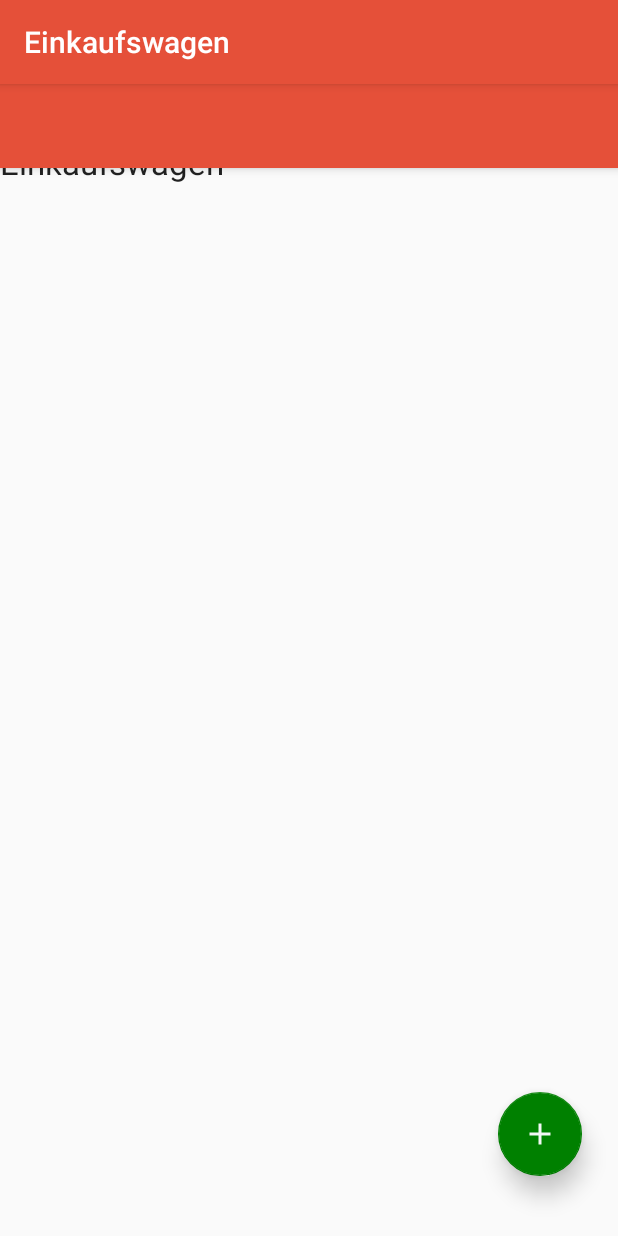
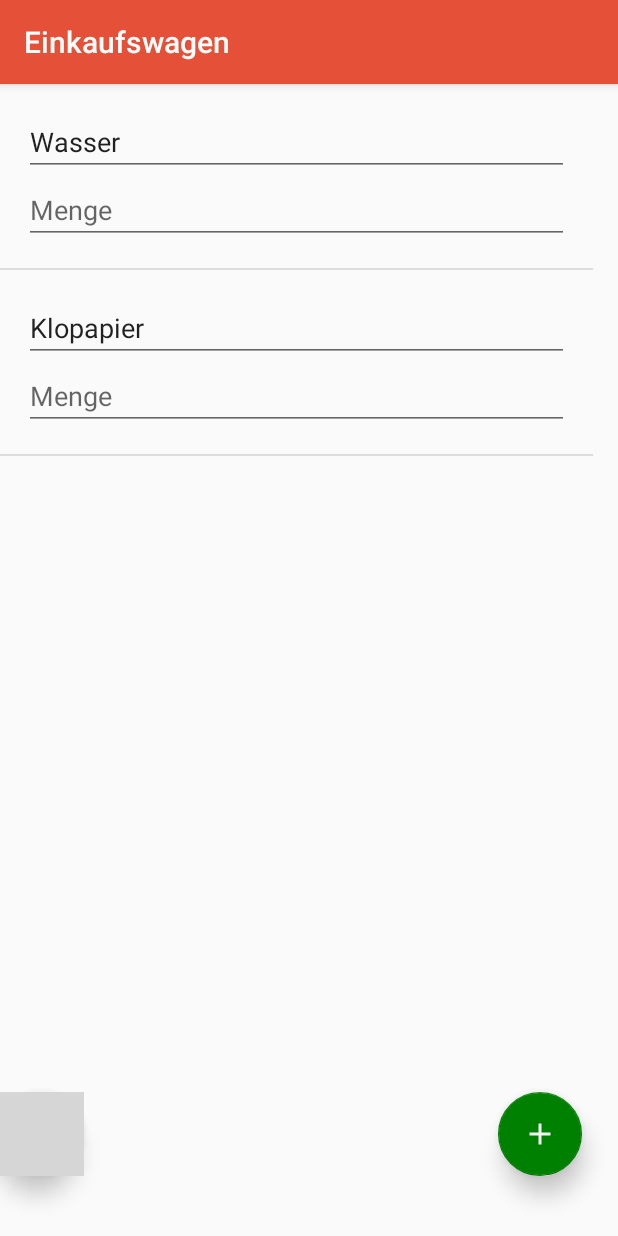
Before and after one commit to istmaghal/WGapplication, an Android app: the Einkaufswagen screen opened directly, with no data from a screen before it, on a phone screen of 412 x 824 dp. Run offline under Robolectric (Android 15) with nearby library versions, the phone set to English and light mode, and no system bars; grey boxes are pictures that could not be loaded.

Commit message:
Hier wird ein Listview für die Darstellung der gespeicherten Daten ..dazu kommt noch ein neues Button für die Weiterleitung auf eine googlMap anwendung

```diff
--- a/app/src/main/res/layout/activity_einkaufswagen.xml
+++ b/app/src/main/res/layout/activity_einkaufswagen.xml
@@ -6,33 +6,12 @@
     android:layout_height="match_parent"
     tools:context=".Einkaufswagen">
 
-    <android.support.design.widget.AppBarLayout
-        android:layout_width="match_parent"
-        android:layout_height="wrap_content"
-        android:theme="@style/AppTheme.AppBarOverlay"
-        app:layout_constraintTop_toTopOf="parent">
 
-        <android.support.v7.widget.Toolbar
-            android:id="@+id/toolbar"
-            android:layout_width="match_parent"
-            android:layout_height="?attr/actionBarSize"
-            android:background="?attr/colorPrimary"
-            app:popupTheme="@style/AppTheme.PopupOverlay" />
 
-    </android.support.design.widget.AppBarLayout>
 
-    <TextView
-        android:layout_width="wrap_content"
-        android:layout_height="wrap_content"
-        android:layout_centerHorizontal="true"
-        android:layout_centerVertical="true"
-        android:layout_marginBottom="701dp"
-        android:text="Einkaufswagen"
-        android:textAppearance="@style/TextAppearance.AppCompat.Large"
-        app:layout_constraintBottom_toBottomOf="parent"
-        app:layout_constraintStart_toStartOf="parent" />
 
     <android.support.design.widget.FloatingActionButton
+        android:id="@+id/add_button"
         android:layout_width="114dp"
         android:layout_height="wrap_content"
         android:layout_marginEnd="24dp"
@@ -45,4 +24,27 @@
         app:layout_constraintBottom_toBottomOf="parent"
         app:layout_constraintEnd_toEndOf="parent" />
 
+
+    <android.support.design.widget.FloatingActionButton
+        android:id="@+id/map_button"
+        android:layout_width="114dp"
+        android:layout_height="wrap_content"
+        android:layout_marginEnd="24dp"
+        android:layout_marginBottom="40dp"
+        android:foregroundGravity="bottom"
+        android:src="@drawable/ic_place_black_24dp"
+        app:backgroundTint="@color/aqua"
+        app:elevation="9dp"
+        app:fabSize="auto"
+        app:layout_constraintBottom_toBottomOf="parent"
+        app:layout_goneMarginBottom="@dimen/activity_horizontal_margin" />
+
+    <ListView
+        android:id="@+id/listView"
+        android:layout_width="395dp"
+        android:layout_height="575dp"
+        tools:layout_editor_absoluteX="8dp"
+        tools:layout_editor_absoluteY="52dp"
+        tools:ignore="InvalidId,MissingConstraints" />
+
 </android.support.constraint.ConstraintLayout>
```
